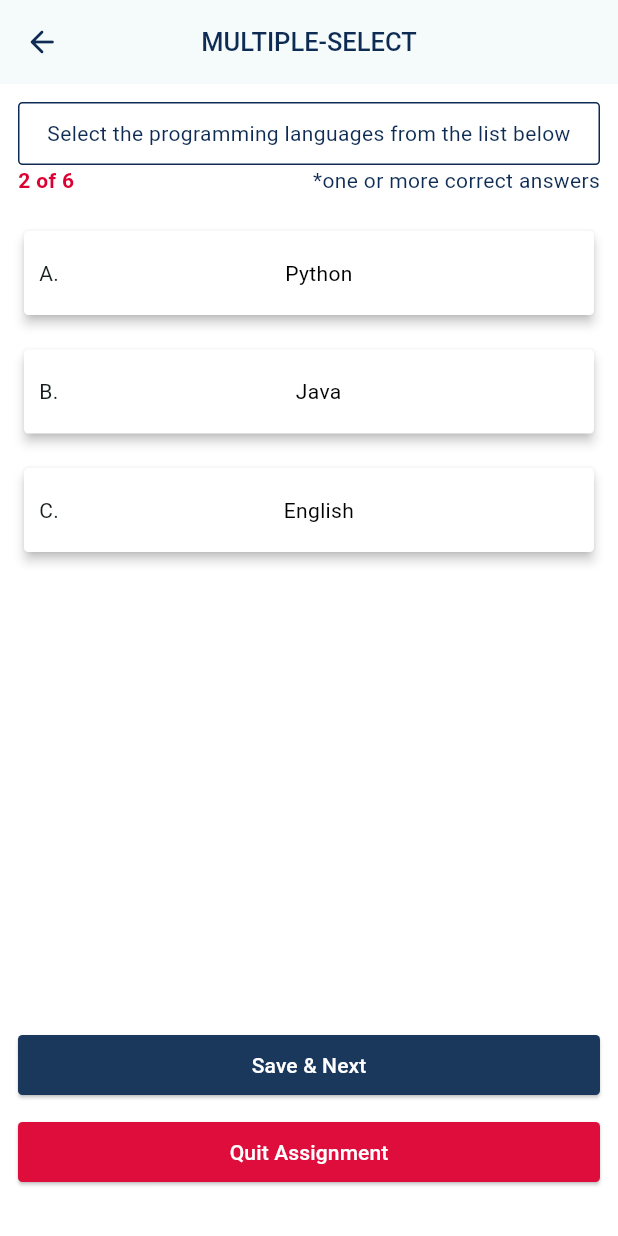
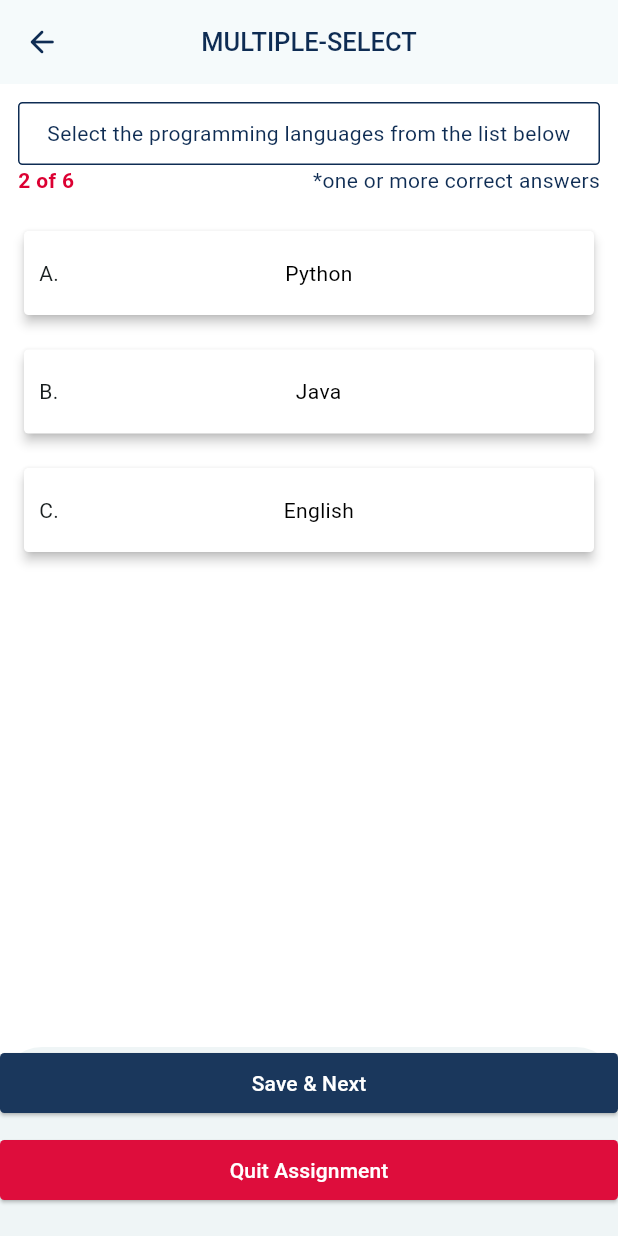
Before and after one commit to abhinandans109/cusmatAssignment, a Flutter app: the screen it shows after launch, after a tap on "Save & Next", on a phone screen of 412 x 824 dp. Run offline on Flutter 3.47's test engine with Material 2 defaults, Android fonts, the phone set to English and light mode, and no system bars.

Commit message:
tried with pageview

```diff
--- a/lib/QuestionsPage.dart
+++ b/lib/QuestionsPage.dart
@@ -18,6 +18,8 @@ class _QuestionsPageState extends State<QuestionsPage> {
   List<List<String>> allAnswers =[];
   List<String> selectedAnswers =[];
   var freeTxtController=TextEditingController();
+
+  final _questionsPageController=PageController();
   @override
   void initState() {
     for (var question in database.allQuestions) {
@@ -40,7 +42,55 @@ class _QuestionsPageState extends State<QuestionsPage> {
         title: Text(currentQuestion.type!.toUpperCase()),
         titleTextStyle: TextStyle(color: database.titleColor, fontWeight: FontWeight.w500,fontSize: 17),
       ),
-      body: SafeArea(
+      bottomSheet: Column(
+        mainAxisSize: MainAxisSize.min,
+        mainAxisAlignment: MainAxisAlignment.end,
+        children: [
+          ElevatedButton(
+              onPressed: _savePressed,
+              style: ButtonStyle(
+                  surfaceTintColor: const MaterialStatePropertyAll(Colors.white),
+                  backgroundColor: !isLast?MaterialStatePropertyAll(database.titleColor):null,
+                  shape: MaterialStatePropertyAll(isLast?RoundedRectangleBorder(side: const BorderSide(color: Colors.grey),borderRadius: BorderRadius.circular(3)):RoundedRectangleBorder(borderRadius: BorderRadius.circular(3)))
+              ),
+              child: Row(
+                mainAxisAlignment: MainAxisAlignment.center,
+                children: [
+                  Text(isLast?"Save & Finish":"Save & Next",style: TextStyle(color: isLast?database.titleColor:Colors.white),),
+                ],
+              )),
+          const SizedBox(height: 10,),
+          ElevatedButton(
+              onPressed: (){},
+              style: ButtonStyle(
+                  surfaceTintColor: const MaterialStatePropertyAll(Colors.white),
+                  backgroundColor: const MaterialStatePropertyAll(Color(0xffDC0032)),
+                  shape: MaterialStatePropertyAll(RoundedRectangleBorder(borderRadius: BorderRadius.circular(3)))
+              ),
+              child: const Row(
+                mainAxisAlignment: MainAxisAlignment.center,
+                children: [
+                  Text("Quit Assignment",style: TextStyle(color:Colors.white),),
+                ],
+              )),
+          const SizedBox(height: 20,)
+        ],
+
+      ),
+      body: PageView(
+        onPageChanged: (index){
+          currentIndex=index;
+          setState(() {
+
+          });
+        },
+        controller: _questionsPageController,
+        children: allQuestions.map((e) => question(e)).toList(),
+      ),
+    );
+  }
+  Widget question(currentQuestion){
+    return SafeArea(
       minimum: const EdgeInsets.all(12),
       child: Column(
         crossAxisAlignment: CrossAxisAlignment.center,
@@ -82,45 +132,9 @@ class _QuestionsPageState extends State<QuestionsPage> {
               const SizedBox(height: 15,)
             ],
           )).toList(),
-            Expanded(child: Column(
-              mainAxisAlignment: MainAxisAlignment.end,
-              children: [
-                ElevatedButton(
-                    onPressed: _savePressed,
-                    style: ButtonStyle(
-                      surfaceTintColor: const MaterialStatePropertyAll(Colors.white),
-                      backgroundColor: !isLast?MaterialStatePropertyAll(database.titleColor):null,
-                      shape: MaterialStatePropertyAll(isLast?RoundedRectangleBorder(side: const BorderSide(color: Colors.grey),borderRadius: BorderRadius.circular(3)):RoundedRectangleBorder(borderRadius: BorderRadius.circular(3)))
-                    ),
-                    child: Row(
-                      mainAxisAlignment: MainAxisAlignment.center,
-                  children: [
-                    Text(isLast?"Save & Finish":"Save & Next",style: TextStyle(color: isLast?database.titleColor:Colors.white),),
-                  ],
-                )),
-                const SizedBox(height: 10,),
-                ElevatedButton(
-                    onPressed: (){},
-                    style: ButtonStyle(
-                      surfaceTintColor: const MaterialStatePropertyAll(Colors.white),
-                      backgroundColor: const MaterialStatePropertyAll(Color(0xffDC0032)),
-                      shape: MaterialStatePropertyAll(RoundedRectangleBorder(borderRadius: BorderRadius.circular(3)))
-                    ),
-                    child: const Row(
-                      mainAxisAlignment: MainAxisAlignment.center,
-                  children: [
-                    Text("Quit Assignment",style: TextStyle(color:Colors.white),),
-                  ],
-                )),
-                const SizedBox(height: 20,)
-              ],
-
-            ))
-
         ],
       ),
 
-      ),
     );
   }
   Widget optionCard(String optionId , String option,bool selected) {
@@ -193,10 +207,8 @@ class _QuestionsPageState extends State<QuestionsPage> {
     }
     selectedAnswers=[];
     if(!isLast){
-      currentIndex++;
-      setState(() {
-
-      });
+      _questionsPageController.jumpToPage(++currentIndex);
+      setState(() {});
     }
   }
 }
```
Lines whose indentation alone changed are shown as unchanged.
